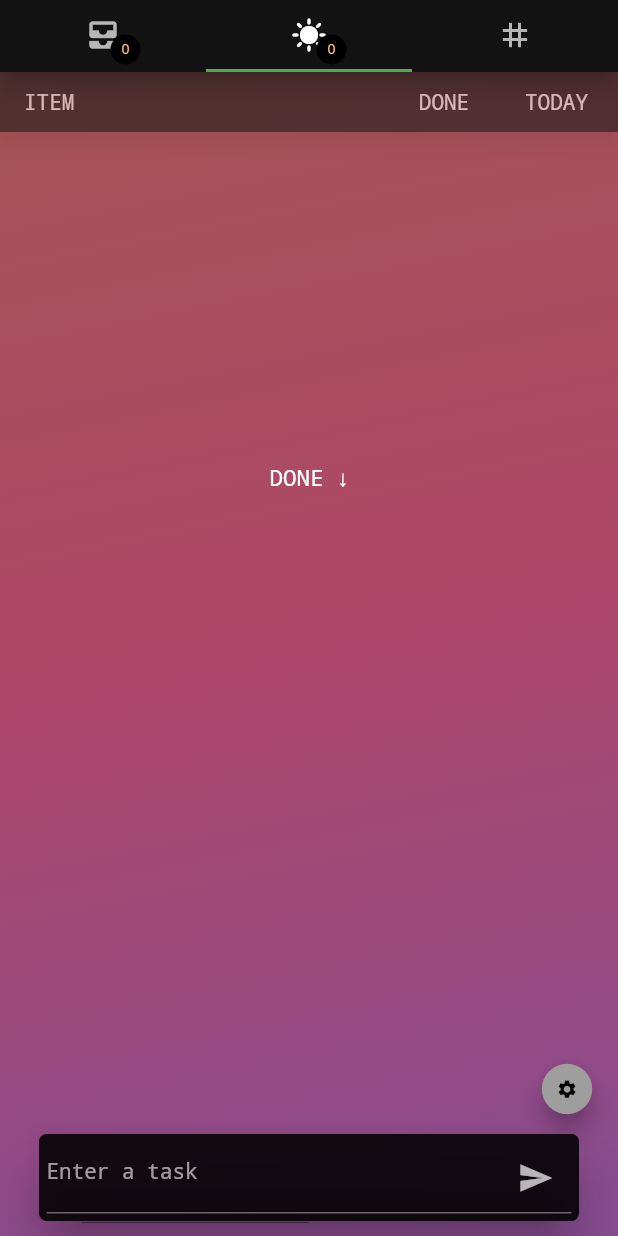
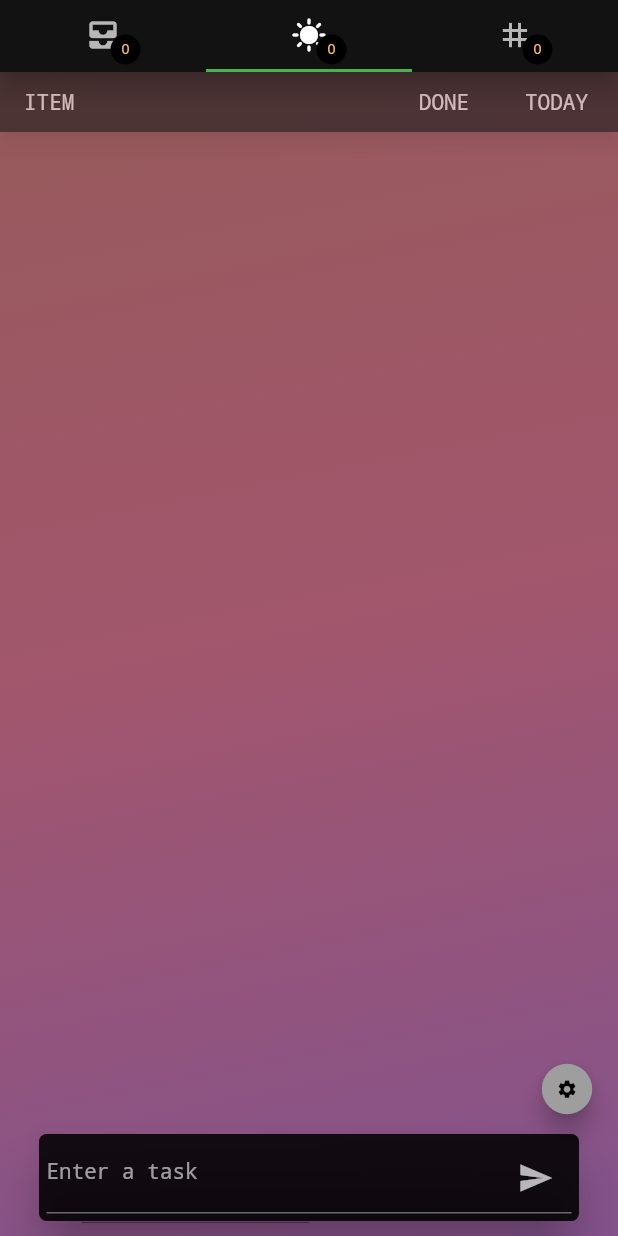
Before and after one commit to philzgoodman/TODOTODAY, a Flutter app: the screen it shows after launch, tab 2 chosen, on a phone screen of 412 x 824 dp. Run offline on Flutter 3.47's test engine with Material 2 defaults, Android fonts, the phone set to English and light mode, and no system bars; our stand-ins replace flutter_animate.

Commit message:
Added animations and quantity indicators for diff tabs

```diff
--- a/lib/MessageBox.dart
+++ b/lib/MessageBox.dart
@@ -1,5 +1,7 @@
 import 'package:flutter/cupertino.dart';
 import 'package:flutter/material.dart';
+import 'package:flutter_animate/animate.dart';
+import 'package:flutter_animate/effects/effects.dart';
 import 'package:todotoday/TileColors.dart';
 import 'package:todotoday/global.dart';
 import 'package:todotoday/main.dart';
@@ -15,11 +17,18 @@ class MessageBox extends StatefulWidget {
 
 class _MessageBoxState extends State<MessageBox> {
   FocusNode myFocusNode = FocusNode();
+  bool onTodayScreen = false;
 
   void updateText() {
     setState(() {
+      if (DefaultTabController.of(context)?.index == 1) {
+        tasks.add(TodoTask(txt.text, txt.text, false, true,
+            TileColors.TILECOLORS.elementAt(tasks.length)));
+      } else {
         tasks.add(TodoTask(txt.text, txt.text, false, false,
             TileColors.TILECOLORS.elementAt(tasks.length)));
+      }
+
       txt.clear();
       for (var i = 0; i < tasks.length; i++) {
         getSubtitle(i);
@@ -30,7 +39,11 @@ class _MessageBoxState extends State<MessageBox> {
 
   @override
   Widget build(BuildContext context) {
-    return Container(
+    return Stack(
+      children: [
+        Visibility(
+          visible: !isEditing,
+          child: Container(
             alignment: Alignment.bottomCenter,
             child: Padding(
               padding: const EdgeInsets.fromLTRB(12, 0, 12, 10),
@@ -51,15 +64,15 @@ class _MessageBoxState extends State<MessageBox> {
                           selectAll: true,
                         ),
                         cursorColor: Colors.deepOrangeAccent,
-                  style: const TextStyle(
-                    color: Colors.white,fontSize:14
-                  ),
+                        style:
+                            const TextStyle(color: Colors.white, fontSize: 14),
                         focusNode: myFocusNode,
                         keyboardAppearance: Brightness.dark,
                         onSubmitted: (value) {
                           setState(() {
                             updateText();
-                      FocusScopeNode currentFocus = FocusScope.of(context);
+                            FocusScopeNode currentFocus =
+                                FocusScope.of(context);
                             if (!currentFocus.hasPrimaryFocus) {
                               currentFocus.unfocus();
                             }
@@ -71,14 +84,14 @@ class _MessageBoxState extends State<MessageBox> {
                         textInputAction: TextInputAction.search,
                         controller: txt,
                         decoration: InputDecoration(
-
                           hintText: 'Enter a task',
                           suffixIcon: IconButton(
                             icon: Icon(Icons.send),
                             onPressed: () {
                               setState(() {
                                 updateText();
-                          FocusScopeNode currentFocus = FocusScope.of(context);
+                                FocusScopeNode currentFocus =
+                                    FocusScope.of(context);
                                 if (!currentFocus.hasPrimaryFocus) {
                                   currentFocus.unfocus();
                                 }
@@ -93,6 +106,32 @@ class _MessageBoxState extends State<MessageBox> {
                 ),
               ),
             ),
+          ),
+        ),
+        Animate(
+          effects: [FadeEffect()],
+          child: Visibility(
+              visible: isEditing,
+              child: Container(
+                  alignment: Alignment.bottomCenter,
+                  child: Padding(
+                    padding: const EdgeInsets.fromLTRB(12, 0, 12, 10),
+                    child: SizedBox(
+                        width: 360,
+                        child: Material(
+                            borderRadius: BorderRadius.circular(5),
+                            color: Colors.black87,
+                            shadowColor: Colors.black,
+                            elevation: 15,
+                            child: Padding(
+                                padding: const EdgeInsets.all(5.0),
+                                child: Text(
+                                    textAlign: TextAlign.center,
+
+                                    '(Editing task)')))),
+                  ))),
+        ),
+      ],
     );
   }
 }
--- a/lib/QuantityBadge.dart
+++ b/lib/QuantityBadge.dart
@@ -1,5 +1,6 @@
 import 'package:flutter/cupertino.dart';
 import 'package:flutter/material.dart';
+
 
 class QuantityBadge extends StatefulWidget {
   int quantity = 0;
@@ -23,11 +24,23 @@ class _QuantityBadgeState extends State<QuantityBadge> {
           borderRadius: BorderRadius.circular(10),
         ),
         child: Center(
-          child: Text(
-            widget.quantity.toString(),
-            style: TextStyle(
-              color: Color(0xFFFFBD64),
-              fontSize: 10,
+          child: AnimatedSwitcher(
+            duration: Duration(milliseconds: 200),
+            transitionBuilder: (Widget child, Animation<double> animation) {
+              return SlideTransition(
+                child: child,
+                position: Tween<Offset>(
+                        begin: Offset(0.0, -0.5), end: Offset(0.0, 0.0))
+                    .animate(animation),
+              );
+            },
+            child: Text(
+              key: ValueKey<String>(widget.quantity.toString()),
+              widget.quantity.toString(),
+              style: TextStyle(
+                color: Color(0xFFFFBD64),
+                fontSize: 10,
+              ),
             ),
           ),
         ),
--- a/lib/TileColors.dart
+++ b/lib/TileColors.dart
@@ -2,11 +2,11 @@ import 'dart:ui';
 
 class TileColors {
   static const List<Color> TILECOLORS = [
-    Color(0xFFA13131),
-    Color(0xFF9B2F54),
-    Color(0xFF5D1969),
+    Color(0xFF8C3D3D),
+    Color(0xFF7C354D),
+    Color(0xFF5A3964),
     Color(0xFF341964),
-    Color(0xFF273377),
+    Color(0xFF323A67),
     Color(0xFF194B73),
     Color(0xFF215A73),
     Color(0xFF176670),
@@ -23,7 +23,7 @@ class TileColors {
     Color(0xFF440D4D),
     Color(0xFF301364),
     Color(0xFF080E2A),
-    Color(0xFF15476E),
+    Color(0xFF2D4154),
     Color(0xFF124156),
     Color(0xFF113B41),
     Color(0xFF135B54),
--- a/lib/UserBackground.dart
+++ b/lib/UserBackground.dart
@@ -3,27 +3,17 @@ import 'dart:ui';
 
 import 'package:flutter/cupertino.dart';
 import 'package:flutter/material.dart';
-import 'package:todotoday/TileColors.dart';
-import 'package:todotoday/UserBackground.dart';
-import 'package:todotoday/global.dart';
 
 class UserBackground extends StatefulWidget {
-
   List<Color> userColorList = [];
 
-  UserBackground(
-      this.userColorList,
-      {super.key});
-
-
+  UserBackground(this.userColorList, {super.key});
 
   @override
   State<UserBackground> createState() => _UserBackgroundState();
-
 }
 
 class _UserBackgroundState extends State<UserBackground> {
-
   @override
   Widget build(BuildContext context) {
     return Container(
@@ -32,10 +22,9 @@ class _UserBackgroundState extends State<UserBackground> {
           begin: Alignment.topCenter,
           end: Alignment(0.8, 1),
           colors: <Color>[
-            darken(widget.userColorList[0],2),
-            darken(widget.userColorList[1],2),
-            darken(widget.userColorList[2],2),
-
+            widget.userColorList[0],
+            widget.userColorList[1],
+            widget.userColorList[2],
           ],
           // Gradient from https://learnui.design/tools/gradient-generator.html
           tileMode: TileMode.mirror,
@@ -44,9 +33,3 @@ class _UserBackgroundState extends State<UserBackground> {
     );
   }
 }
-Color darken(Color c, [int percent = 10]) {
-  assert(1 <= percent && percent <= 100);
-  var f = 1 - percent / 100;
-  return Color.fromARGB(c.alpha, (c.red * f).round(), (c.green * f).round(),
-      (c.blue * f).round());
-}
--- a/lib/all.dart
+++ b/lib/all.dart
@@ -1,6 +1,9 @@
 import 'package:flutter/cupertino.dart';
 import 'package:flutter/material.dart';
+import 'package:flutter_animate/animate.dart';
+import 'package:flutter_animate/effects/fade_effect.dart';
 import 'package:todotoday/HeaderLabel.dart';
+import 'package:todotoday/done.dart';
 import 'package:todotoday/global.dart';
 
 class All extends StatefulWidget {
@@ -17,6 +20,7 @@ class _AllState extends State<All> {
       clipBehavior: Clip.none,
       children: [
         SingleChildScrollView(
+          reverse: true,
           keyboardDismissBehavior: ScrollViewKeyboardDismissBehavior.onDrag,
           child: Column(
             children: [
@@ -24,12 +28,18 @@ class _AllState extends State<All> {
               ListView.builder(
                 scrollDirection: Axis.vertical,
                 addAutomaticKeepAlives: false,
-                reverse: true,
+                reverse: false,
                 physics: ClampingScrollPhysics(),
                 shrinkWrap: true,
                 itemCount: tasks.length,
                 itemBuilder: (context, index) {
-                  if (!tasks[index].isChecked && !tasks[index].isToday) {
+                  if (index == tasks.length - 1 &&
+                      !tasks[index].isChecked &&
+                      !tasks[index].isToday) {
+                    return Animate(effects: [
+                      FadeEffect(),
+                    ], child: tasks[index]);
+                  } else if (!tasks[index].isChecked && !tasks[index].isToday) {
                     return tasks[index];
                   } else {
                     return const SizedBox(
@@ -41,6 +51,7 @@ class _AllState extends State<All> {
               SizedBox(
                 height: 110,
               ),
+              Done(),
             ],
           ),
         ),
--- a/lib/done.dart
+++ b/lib/done.dart
@@ -13,15 +13,24 @@ class Done extends StatefulWidget {
 class _DoneState extends State<Done> {
   @override
   Widget build(BuildContext context) {
-    return Stack(
+    return
+
+
+      Stack(
       children: [
         Column(children: [
           SizedBox(
             height: 110,
           ),
-          Text(
-            'DONE ↓',
-            style: TextStyle(color: Colors.white, fontSize: 15),
+          Visibility(
+            visible: getDoneCount() > 0,
+            child: Opacity(
+              opacity: 0.7,
+              child: Text(
+                'DONE ↓',
+                style: TextStyle(color: Colors.grey, fontSize: 14),
+              ),
+            ),
           ),
           Transform.scale(
             scale: 0.85,
@@ -46,4 +55,16 @@ class _DoneState extends State<Done> {
       ],
     );
   }
+
+  int getDoneCount() {
+    int n = 0;
+    for (var i = 0; i < tasks.length; i++) {
+      if (tasks[i].isChecked) {
+        n++;
+      }
+    }
+    return n;
+  }
+
+
 }
--- a/lib/global.dart
+++ b/lib/global.dart
@@ -2,10 +2,12 @@ library global;
 
 import 'package:flutter/cupertino.dart';
 import 'package:todotoday/UserBackground.dart';
+import 'package:todotoday/tags.dart';
 import 'package:todotoday/todotask.dart';
-
+var subtitles = [];
 int currentIndex = 0;
 TextEditingController txt = TextEditingController();
+Tags tag = Tags(1);
 bool isEditing = false;
 List<TodoTask> tasks = [];
 int todayCount = 0;
@@ -13,8 +15,10 @@ int allCount = 0;
 int doneCount = 0;
 var userBG =  UserBackground(defaultBG);
 late FocusNode myFocusNode;
+List uniqueSubtitles = [];
+int tagCount = 1;
 
 List<Color> defaultBG = [
-  Color(0xFFE57373),
-  Color(0xFFF06292),
-  Color(0xFFBA68C8) ,];
+  Color(0xFFCC7A7A),
+  Color(0xFFDA7493),
+  Color(0xFFB270BE) ,];
--- a/lib/main.dart
+++ b/lib/main.dart
@@ -1,6 +1,9 @@
 import 'dart:math';
 
 import 'package:flutter/material.dart';
+import 'package:flutter_animate/animate.dart';
+import 'package:flutter_animate/effects/fade_effect.dart';
+import 'package:flutter_animate/effects/scale_effect.dart';
 import 'package:todotoday/MessageBox.dart';
 import 'package:todotoday/QuantityBadge.dart';
 import 'package:todotoday/TileColors.dart';
@@ -47,7 +50,10 @@ class MyHomePage extends StatelessWidget {
     return DefaultTabController(
       length: 3,
       child: GestureDetector(
-        onTap: () => FocusManager.instance.primaryFocus?.unfocus(),
+        onTap: () { FocusManager.instance.primaryFocus?.unfocus();
+        isEditing = false;
+
+          },
         child: Stack(
           children: [
             userBG,
@@ -76,6 +82,7 @@ class MyHomePage extends StatelessWidget {
                     Stack(
                       children: [
                         Tab(icon: Icon(Icons.tag)),
+                        QuantityBadge(getTagCount()),
                       ],
                     ),
                   ],
@@ -96,10 +103,7 @@ class MyHomePage extends StatelessWidget {
                             key: UniqueKey(),
                             title: '',
                           ),
-                          Tags(
-                            key: UniqueKey(),
-                            title: '',
-                          ),
+                          tag
                         ],
                       ),
                     ],
@@ -147,6 +151,18 @@ class MyHomePage extends StatelessWidget {
       }
     }
     return n;
+  }
+
+  int getTagCount() {
+    for (var i = 0; i < tasks.length; i++) {
+      subtitles.add(tasks[i].subtitle);
+    }
+
+    uniqueSubtitles = subtitles.toSet().toList();
+
+
+    return uniqueSubtitles.length;
+
   }
 
   void _showDialog(BuildContext context) {
--- a/lib/tags.dart
+++ b/lib/tags.dart
@@ -3,19 +3,20 @@ import 'dart:math';
 import 'package:flutter/cupertino.dart';
 import 'package:flutter/material.dart';
 import 'package:todotoday/global.dart';
-import 'package:todotoday/main.dart';
-import 'todotask.dart';
+
 
 class Tags extends StatefulWidget {
-  const Tags({Key? key, required String title}) : super(key: key);
+  int quantity = 1;
+
+  Tags(this.quantity, {super.key});
 
   @override
   State<Tags> createState() => _TagsState();
 }
 
 class _TagsState extends State<Tags> {
-  var subtitles = [];
-  List uniqueSubtitles = [];
+
+
   int count = 0;
 
   @override
@@ -42,7 +43,14 @@ class _TagsState extends State<Tags> {
           for (int i = 0; i < tasks.length; i++) {
             if (tasks[i].subtitle == uniqueSubtitles[index]) {
               count++;
+
+
+
+
             }
+
+            widget.quantity = uniqueSubtitles.length;
+
           }
 
           return TextButton(
--- a/lib/today.dart
+++ b/lib/today.dart
@@ -14,11 +14,19 @@ class Today extends StatefulWidget {
 class _TodayState extends State<Today> {
   @override
   Widget build(BuildContext context) {
-    return Column(
+    return Stack(
       children: [
-        Column(children: [
+        SingleChildScrollView(
+          reverse: true,
+          keyboardDismissBehavior: ScrollViewKeyboardDismissBehavior.onDrag,
+          child: Column(
+            children: [
               const HeaderLabel(),
               ListView.builder(
+                scrollDirection: Axis.vertical,
+                addAutomaticKeepAlives: false,
+                reverse: false,
+                physics: ClampingScrollPhysics(),
                 shrinkWrap: true,
                 itemCount: tasks.length,
                 itemBuilder: (context, index) {
@@ -31,12 +39,14 @@ class _TodayState extends State<Today> {
                   }
                 },
               ),
-        ]),
               SizedBox(
                 height: 110,
               ),
               Done(),
             ],
+          ),
+        ),
+      ],
     );
   }
 }
--- a/lib/todotask.dart
+++ b/lib/todotask.dart
@@ -2,6 +2,11 @@ import 'dart:math';
 
 import 'package:flutter/cupertino.dart';
 import 'package:flutter/material.dart';
+import 'package:flutter_animate/animate.dart';
+import 'package:flutter_animate/effects/custom_effect.dart';
+import 'package:flutter_animate/effects/fade_effect.dart';
+import 'package:flutter_animate/effects/scale_effect.dart';
+import 'package:flutter_animate/extensions/extensions.dart';
 import 'package:todotoday/global.dart';
 import 'package:todotoday/main.dart';
 
@@ -66,6 +71,16 @@ class TodoTaskState extends State<TodoTask> {
             onChanged: (text) {
               widget.name = text;
             },
+            onTap: () {
+              setState(() {
+                isEditing = true;
+              });
+            },
+            onEditingComplete: () {
+              setState(() {
+                isEditing = false;
+              });
+            },
           ),
           subtitle: GestureDetector(
             onTap: () {
--- a/pubspec.yaml
+++ b/pubspec.yaml
@@ -36,6 +36,7 @@ dependencies:
   # The following adds the Cupertino Icons font to your application.
   # Use with the CupertinoIcons class for iOS style icons.
   cupertino_icons: ^1.0.2
+  flutter_animate: ^2.0.1
 
 dev_dependencies:
   flutter_test:
```
Also changed, not shown: 1 other file. Lines whose indentation alone changed are shown as unchanged.
